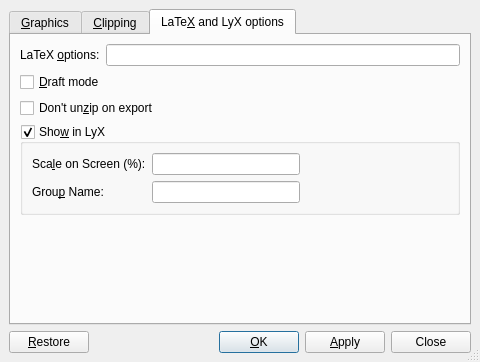
Old version of the form src/frontends/qt4/ui/GraphicsUi.ui in the repository cburschka/lyx.
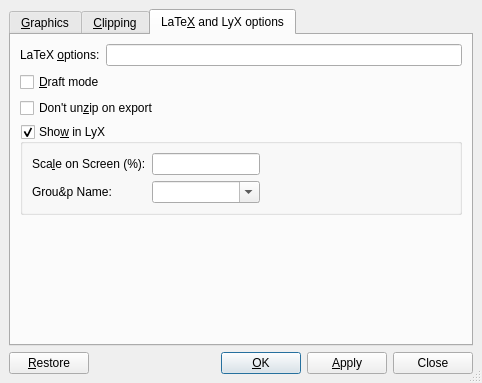
New version of the form. The open tabs and pages were chosen to show the change. Custom widgets are drawn as their Qt base class.

Commit message: Add editable combobox for groups in graphics dialogs as discussed in http://www.mail-archive.com/lyx-users@lists.lyx.org/msg70194.html

```diff
--- a/src/frontends/qt4/ui/GraphicsUi.ui
+++ b/src/frontends/qt4/ui/GraphicsUi.ui
@@ -5,8 +5,8 @@
    <rect>
     <x>0</x>
     <y>0</y>
-    <width>480</width>
-    <height>348</height>
+    <width>482</width>
+    <height>383</height>
    </rect>
   </property>
   <property name="sizePolicy" >
@@ -537,14 +537,6 @@
       </layout>
      </widget>
      <widget class="QWidget" name="ExtraOptions" >
-      <property name="geometry" >
-       <rect>
-        <x>0</x>
-        <y>0</y>
-        <width>458</width>
-        <height>272</height>
-       </rect>
-      </property>
       <attribute name="title" >
        <string>LaTe&amp;X and LyX options</string>
       </attribute>
@@ -647,20 +639,7 @@
              <string>Grou&amp;p Name:</string>
             </property>
             <property name="buddy" >
-             <cstring>groupId</cstring>
-            </property>
-           </widget>
-          </item>
-          <item row="1" column="1" >
-           <widget class="QLineEdit" name="groupId" >
-            <property name="minimumSize" >
-             <size>
-              <width>87</width>
-              <height>0</height>
-             </size>
-            </property>
-            <property name="toolTip" >
-             <string>Group Name to be set up from the current parameters. Use context menu to assign the existing one.</string>
+             <cstring>grouId</cstring>
             </property>
            </widget>
           </item>
@@ -693,10 +672,20 @@
             </property>
            </widget>
           </item>
+          <item row="1" column="1" >
+           <widget class="QComboBox" name="groupId" >
+            <property name="toolTip" >
+             <string>Group Name to be set up from the current parameters. Use context menu to assign the existing one.</string>
+            </property>
+            <property name="editable" >
+             <bool>true</bool>
+            </property>
+           </widget>
+          </item>
          </layout>
         </widget>
        </item>
-       <item row="4" column="1" >
+       <item row="5" column="1" >
         <spacer>
          <property name="orientation" >
           <enum>Qt::Vertical</enum>
```
Left out of the diff: 16 changed lines with no effect on the pictures. The commit also changes 2 other files.
